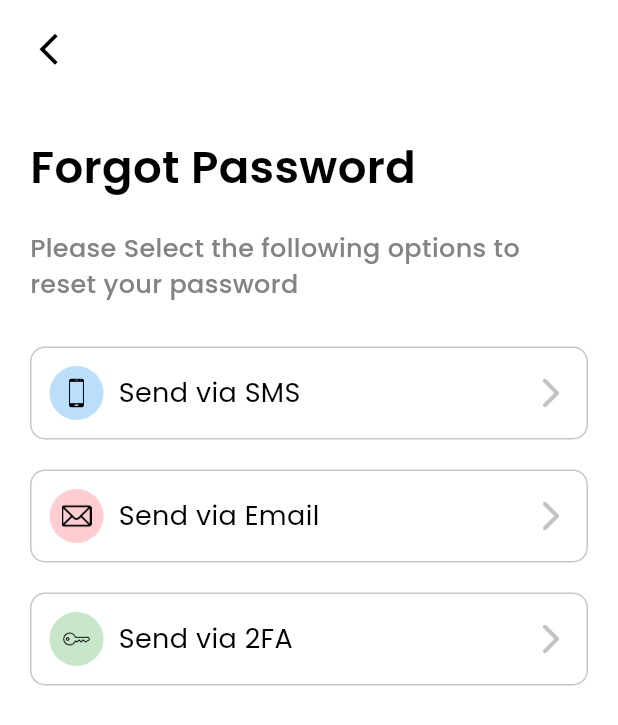
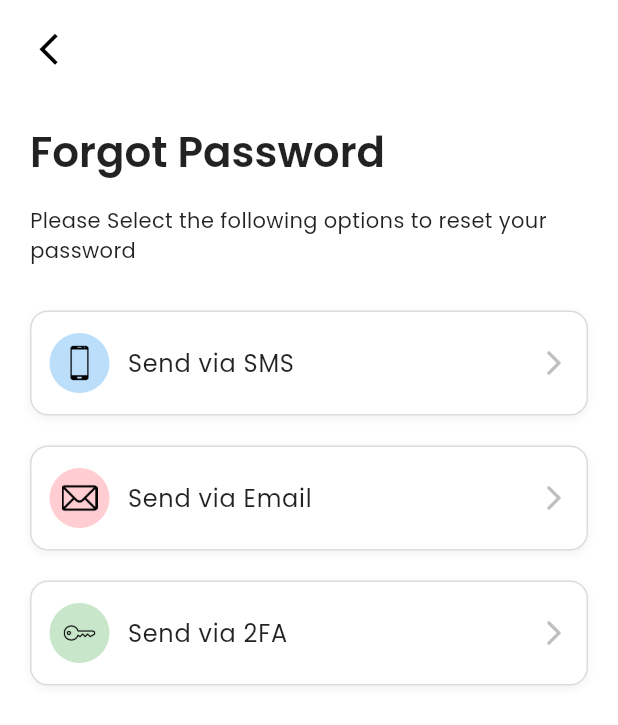
Before and after one commit to TremerYT/ecommerce_flutter, a Flutter app: the ForgotPasswordScreen screen opened by its route, on a phone screen of 412 x 824 dp. Shown: the top 725 px of the screen. Run offline on Flutter 3.47's test engine with Material 3 defaults, Android fonts, the phone set to English and light mode, and no system bars; our stand-ins replace flutter_form_builder, font_awesome_flutter, form_builder_validators, get, google_fonts, sign_in_button.

Commit message:
Changes Made:
- Finished up on the layout improvement.
- Final testing.

```diff
--- a/lib/screens/authentication_screens/forgotpass_screen.dart
+++ b/lib/screens/authentication_screens/forgotpass_screen.dart
@@ -1,13 +1,15 @@
 import 'package:ecommerce/widgets/custom_text.dart';
 import 'package:flutter/material.dart';
 import 'package:get/get.dart';
+
+import '../../widgets/custom_tile.dart';
 
 class ForgotPasswordScreen extends GetView {
   const ForgotPasswordScreen({super.key});
 
   @override
   Widget build(BuildContext context) {
-    final List<Map<String, dynamic>> containerDetails = [
+    final List<Map<String, dynamic>> options = [
       {
         "image": "assets/smartphone.png",
         "title": "Send via SMS",
@@ -27,80 +29,34 @@ class ForgotPasswordScreen extends GetView {
     return Scaffold(
       backgroundColor: Color(0xffffffff),
       body: SafeArea(
-        child: Padding(
-          padding: EdgeInsetsGeometry.fromLTRB(20, 20, 20, 10),
+        child: SingleChildScrollView(
+          padding: const EdgeInsets.symmetric(horizontal: 20, vertical: 20),
           child: Column(
             crossAxisAlignment: CrossAxisAlignment.start,
             children: [
-              Align(
-                alignment: Alignment.centerLeft,
-                child: GestureDetector(
-                  child: Icon(
-                    Icons.arrow_back_ios_new,
-                    color: Color(0xff000000),
-                    size: 25,
-                  ),
-                  onTap: () => Get.back(),
-                ),
-              ),
-              const SizedBox(height: 45),
+              buildBackButton(),
+              const SizedBox(height: 40),
               CustomText(
                 text: 'Forgot Password',
-                textColor: Color(0xff000000),
-                fontSize: 30,
-                fontWeight: FontWeight.w600,
+                style: Theme.of(context).textTheme.displayMedium,
               ),
               const SizedBox(height: 20),
               CustomText(
                 text:
                     "Please Select the following options to reset your password",
-                textColor: Color(0xff838383),
-                fontSize: 17,
-                fontWeight: FontWeight.w500,
+                style: Theme.of(context).textTheme.bodyMedium,
               ),
               const SizedBox(height: 30),
-              ...containerDetails.map(
-                (detail) => Padding(
-                  padding: const EdgeInsets.only(bottom: 20.0),
-                  child: GestureDetector(
-                    onTap: () { Get.toNamed("/resetPassword");},
-                    child: Container(
-                      width: Get.width,
-                      decoration: BoxDecoration(
-                        borderRadius: BorderRadius.circular(10),
-                        border: Border.all(color: Color(0xffc6c6c6)),
-                      ),
-                      child: Padding(
-                        padding: const EdgeInsets.all(12.0),
-                        child: Row(
-                          children: [
-                            Container(
-                              padding: const EdgeInsets.all(8.0),
-                              decoration: BoxDecoration(
-                                shape: BoxShape.circle,
-                                color: detail["color"],
-                              ),
-                              child: Image.asset(
-                                detail["image"]!,
-                                width: 20,
-                                height: 20,
-                              ),
-                            ),
-                            const SizedBox(width: 10),
-                            CustomText(
-                              text: detail["title"]!,
-                              textColor: Color(0xff000000),
-                              fontSize: 18,
-                              fontWeight: FontWeight.normal,
-                            ),
-                            Spacer(),
-                            Icon(
-                              Icons.arrow_forward_ios_rounded,
-                              color: Color(0xffc3c3c3),
-                            ),
-                          ],
-                        ),
-                      ),
+              ...options.map(
+                    (item) => Padding(
+                  padding: const EdgeInsets.only(bottom: 20),
+                  child: ResetOptionTile(
+                    image: item["image"],
+                    title: item["title"],
+                    color: item["color"],
+                    onTap: () => Get.toNamed(
+                      '/resetPassword',
+                      arguments: item["title"],
                     ),
                   ),
                 ),
@@ -111,4 +67,18 @@ class ForgotPasswordScreen extends GetView {
       ),
     );
   }
+
+  Widget buildBackButton() {
+    return Align(
+      alignment: Alignment.centerLeft,
+      child: GestureDetector(
+        child: Icon(
+          Icons.arrow_back_ios_new,
+          color: Color(0xff000000),
+          size: 25,
+        ),
+        onTap: () => Get.back(),
+      ),
+    );
+  }
 }
--- a/lib/screens/authentication_screens/reset_screen.dart
+++ b/lib/screens/authentication_screens/reset_screen.dart
@@ -15,26 +15,23 @@ class ResetScreen extends GetView<AuthController> {
       backgroundColor: Color(0xffffffff),
       body: SafeArea(
         child: Padding(
-          padding: const EdgeInsets.fromLTRB(20, 20, 20, 0),
+          padding: const EdgeInsets.symmetric(horizontal: 20, vertical: 10),
           child: ListView(
             children: [
-              Image.asset("assets/forgot_password.jpeg", fit: BoxFit.contain),
+              const SizedBox(height: 20),
+              Image.asset("assets/forgot_password.jpeg", fit: BoxFit.contain, height: Get.height * 0.3,),
               CustomText(
                 text: "Forgot Password",
-                textColor: Color(0xff000000),
-                fontSize: 30,
-                fontWeight: FontWeight.bold,
+                style: Theme.of(context).textTheme.displayLarge,
                 textAlign: TextAlign.center,
               ),
-              const SizedBox(height: 10),
+              const SizedBox(height: 12),
               CustomText(
                 text: "Please enter your email address to reset your password.",
-                textColor: Color(0xff838383),
-                fontSize: 17,
-                fontWeight: FontWeight.normal,
+                style: Theme.of(context).textTheme.bodyLarge,
                 textAlign: TextAlign.center,
               ),
-              const SizedBox(height: 15),
+              const SizedBox(height: 25),
               FormBuilder(
                 key: controller.resetKey,
                 child: CustomForm(
@@ -42,21 +39,20 @@ class ResetScreen extends GetView<AuthController> {
                   label: "Enter Your email Address",
                 ),
               ),
-              const SizedBox(height: 25),
+              const SizedBox(height: 30),
               CustomButton(
-                title: "Send Password",
+                title: "Send Password Reset",
+                width: Get.width,
                 onPressed: () {Get.toNamed("/successScreen");},
                 suffixIcon: Icon(Icons.arrow_forward),
               ),
-              const SizedBox(height: 60),
+              const SizedBox(height: 50),
               CustomText(
                 text: "Don't remember your email?",
-                textColor: Color(0xff838383),
-                fontSize: 17,
-                fontWeight: FontWeight.normal,
+                style: Theme.of(context).textTheme.bodyLarge,
                 textAlign: TextAlign.center,
               ),
-              const SizedBox(height: 5),
+              const SizedBox(height: 8),
               RichText(
                 textAlign: TextAlign.center,
                 text: TextSpan(
--- /dev/null
+++ b/lib/widgets/custom_tile.dart
@@ -0,0 +1,67 @@
+import 'package:ecommerce/widgets/custom_text.dart';
+import 'package:flutter/material.dart';
+
+import '../utils/theme.dart';
+
+class ResetOptionTile extends StatelessWidget {
+  final String image;
+  final String title;
+  final Color color;
+  final VoidCallback onTap;
+
+  const ResetOptionTile({
+    super.key,
+    required this.image,
+    required this.title,
+    required this.color,
+    required this.onTap,
+  });
+
+  @override
+  Widget build(BuildContext context) {
+    return InkWell(
+      borderRadius: BorderRadius.circular(12),
+      onTap: onTap,
+      splashColor: Colors.grey.withOpacity(0.2),
+      child: Ink(
+        decoration: BoxDecoration(
+          borderRadius: BorderRadius.circular(12),
+          border: Border.all(color: const Color(0xffdcdcdc)),
+          color: Colors.white,
+          boxShadow: [
+            BoxShadow(
+              color: Colors.black.withOpacity(0.05),
+              blurRadius: 4,
+              offset: const Offset(0, 2),
+            )
+          ],
+        ),
+        padding: const EdgeInsets.symmetric(horizontal: 12, vertical: 14),
+        child: Row(
+          children: [
+            Container(
+              padding: const EdgeInsets.all(8),
+              decoration: BoxDecoration(
+                shape: BoxShape.circle,
+                color: color,
+              ),
+              child: Image.asset(image, width: 24, height: 24),
+            ),
+            const SizedBox(width: 12),
+            Expanded(
+              child: CustomText(
+                text: title,
+                style: Theme.of(context).textTheme.bodyLarge,
+              ),
+            ),
+            const Icon(
+              Icons.arrow_forward_ios_rounded,
+              color: Color(0xffbfbfbf),
+              size: 20,
+            ),
+          ],
+        ),
+      ),
+    );
+  }
+}
```
